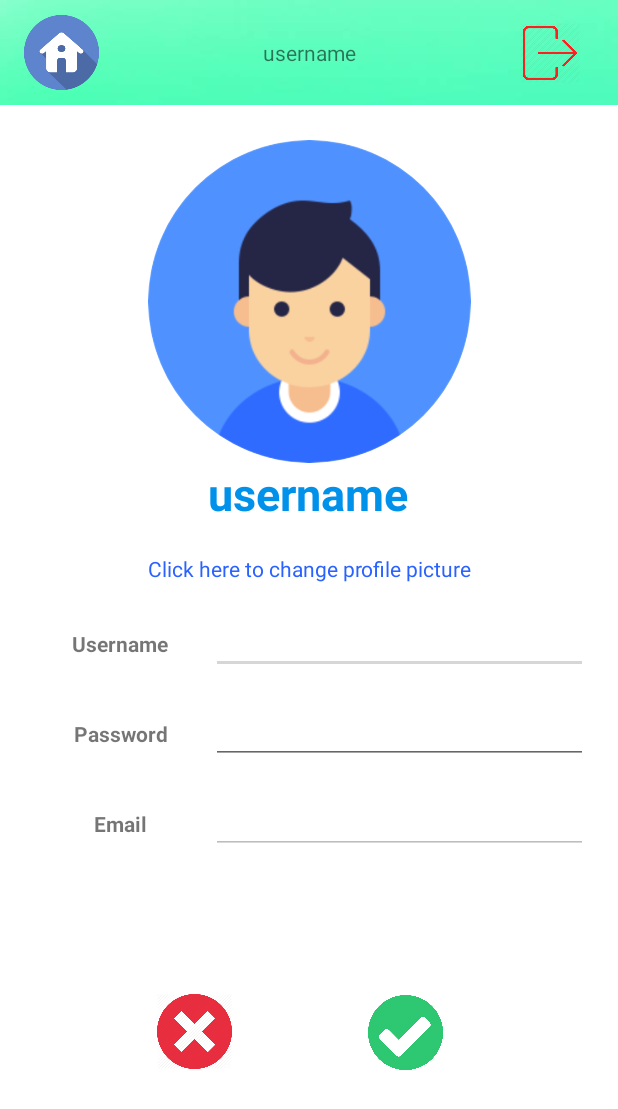
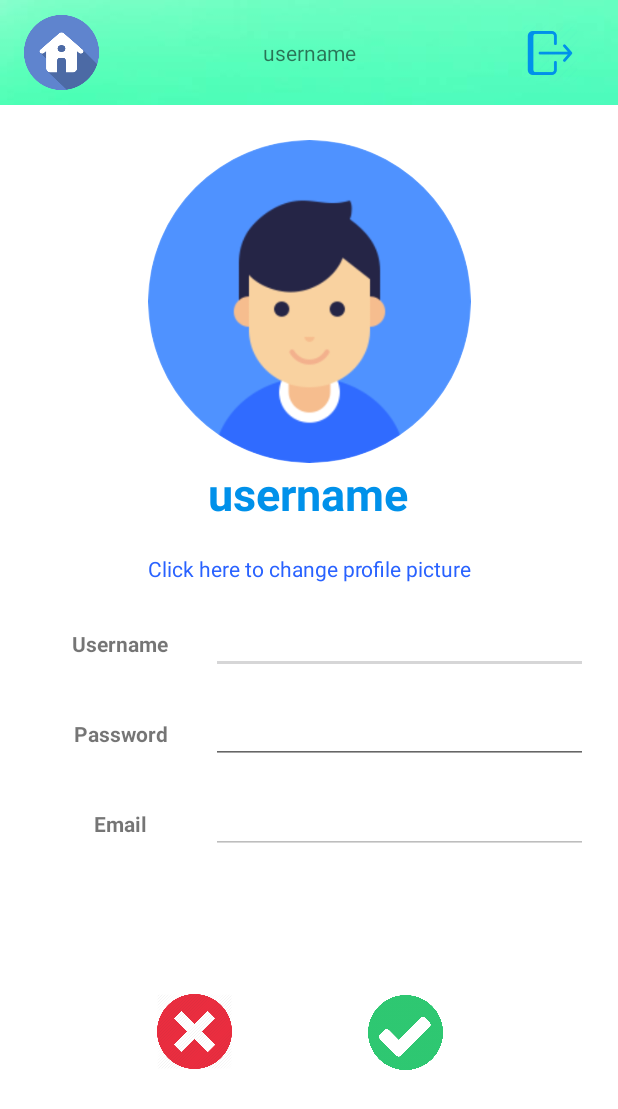
Before and after one commit to LethDz/ChatOn, an Android app: the layout activity_profile.xml on its own in the app's theme, with its tools: preview values and no code run, on a phone screen of 412 x 824 dp. Shown: the top 1109 px of the screen. Run offline under Robolectric (Android 15) with nearby library versions, the phone set to English and light mode, and no system bars.

Commit message:
Fix logout icon

```diff
--- a/app/src/main/res/layout/activity_profile.xml
+++ b/app/src/main/res/layout/activity_profile.xml
@@ -63,7 +63,8 @@
             android:id="@+id/buttonLogOut"
             android:layout_width="40dp"
             android:layout_height="40dp"
-            android:background="@drawable/icon_signout_2"
+            android:background="@drawable/icon_signout"
+            android:backgroundTint="#0091EA"
             android:onClick="logOutOnClick"
             app:layout_constraintBottom_toBottomOf="parent"
             app:layout_constraintEnd_toEndOf="parent"
```
Also changed, not shown: app/src/main/res/drawable/icon_signout_2.png (deleted).
